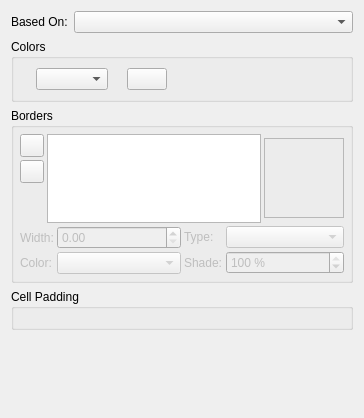
First picture: the form in scribus/ui/smcellstylewidget.ui, repository Mu-L/scribus, before the edit.
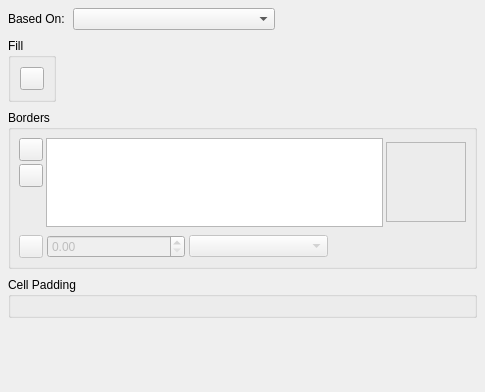
Second picture: the form after the edit. Custom widgets are drawn as their Qt base class.

Commit message: #17835: Table Style editor UI suggestions, including a new "sticky" mode for the color button that anchors the color picker to the button <nitramr>

```diff
--- a/scribus/ui/smcellstylewidget.ui
+++ b/scribus/ui/smcellstylewidget.ui
@@ -6,11 +6,26 @@
    <rect>
     <x>0</x>
     <y>0</y>
-    <width>364</width>
-    <height>418</height>
+    <width>485</width>
+    <height>392</height>
    </rect>
   </property>
   <layout class="QVBoxLayout" name="verticalLayout_3">
+   <property name="spacing">
+    <number>8</number>
+   </property>
+   <property name="leftMargin">
+    <number>8</number>
+   </property>
+   <property name="topMargin">
+    <number>8</number>
+   </property>
+   <property name="rightMargin">
+    <number>8</number>
+   </property>
+   <property name="bottomMargin">
+    <number>8</number>
+   </property>
    <item>
     <layout class="QHBoxLayout" name="horizontalLayout_2">
      <item>
@@ -30,85 +45,57 @@
        </property>
       </widget>
      </item>
+     <item>
+      <spacer name="horizontalSpacer_4">
+       <property name="orientation">
+        <enum>Qt::Orientation::Horizontal</enum>
+       </property>
+       <property name="sizeHint" stdset="0">
+        <size>
+         <width>0</width>
+         <height>0</height>
+        </size>
+       </property>
+      </spacer>
+     </item>
     </layout>
    </item>
+   <item>
+    <layout class="QHBoxLayout" name="horizontalLayout_8">
    <item>
     <widget class="QGroupBox" name="smColorGroup">
      <property name="title">
-      <string>Colors</string>
+        <string>Fill</string>
      </property>
      <layout class="QVBoxLayout" name="verticalLayout">
       <item>
        <layout class="QHBoxLayout" name="horizontalLayout">
         <item>
-         <widget class="QLabel" name="fillColorIcon">
-          <property name="minimumSize">
-           <size>
-            <width>0</width>
-            <height>0</height>
-           </size>
-          </property>
-          <property name="maximumSize">
-           <size>
-            <width>22</width>
-            <height>22</height>
-           </size>
-          </property>
+           <widget class="SMColorButton" name="buttonFillColor">
           <property name="text">
            <string/>
           </property>
-          <property name="buddy">
-           <cstring>fillColor</cstring>
-          </property>
-         </widget>
-        </item>
-        <item>
-         <widget class="SMColorCombo" name="fillColor">
-          <property name="toolTip">
-           <string>Fill Color</string>
-          </property>
-         </widget>
+           </widget>
+          </item>
+         </layout>
         </item>
-        <item>
-         <widget class="QLabel" name="fillShadeLabel">
-          <property name="minimumSize">
-           <size>
-            <width>0</width>
-            <height>0</height>
-           </size>
-          </property>
-          <property name="text">
-           <string/>
-          </property>
+       </layout>
          </widget>
         </item>
         <item>
-         <widget class="SMShadeButton" name="fillShade">
-          <property name="toolTip">
-           <string>Fill Shade</string>
-          </property>
-          <property name="text">
-           <string/>
-          </property>
-         </widget>
-        </item>
-        <item>
-         <spacer>
+      <spacer name="horizontalSpacer">
           <property name="orientation">
            <enum>Qt::Orientation::Horizontal</enum>
           </property>
           <property name="sizeHint" stdset="0">
            <size>
-            <width>40</width>
-            <height>20</height>
+         <width>0</width>
+         <height>0</height>
            </size>
           </property>
          </spacer>
         </item>
        </layout>
-      </item>
-     </layout>
-    </widget>
    </item>
    <item>
     <widget class="QGroupBox" name="bordersLayout">
@@ -117,19 +104,19 @@
      </property>
      <layout class="QVBoxLayout" name="verticalLayout_2">
       <property name="spacing">
-       <number>3</number>
+       <number>8</number>
       </property>
       <property name="leftMargin">
-       <number>6</number>
+       <number>8</number>
       </property>
       <property name="topMargin">
-       <number>6</number>
+       <number>8</number>
       </property>
       <property name="rightMargin">
-       <number>6</number>
+       <number>8</number>
       </property>
       <property name="bottomMargin">
-       <number>6</number>
+       <number>8</number>
       </property>
       <item>
        <layout class="QHBoxLayout" name="bordesLayout1">
@@ -177,7 +164,7 @@
             </property>
             <property name="sizeHint" stdset="0">
              <size>
-              <width>20</width>
+              <width>0</width>
               <height>40</height>
              </size>
             </property>
@@ -229,67 +216,45 @@
        </layout>
       </item>
       <item>
-       <layout class="QHBoxLayout" name="bordersLayout2" stretch="0,0">
+       <layout class="QHBoxLayout" name="horizontalLayout_5">
         <property name="spacing">
-         <number>3</number>
+         <number>4</number>
         </property>
         <item>
-         <layout class="QFormLayout" name="bordersLayout2_1">
-          <property name="fieldGrowthPolicy">
-           <enum>QFormLayout::FieldGrowthPolicy::ExpandingFieldsGrow</enum>
-          </property>
-          <property name="horizontalSpacing">
-           <number>3</number>
-          </property>
-          <property name="verticalSpacing">
-           <number>3</number>
-          </property>
-          <item row="0" column="0">
-           <widget class="QLabel" name="borderLineWidthLabel">
+         <widget class="SMColorButton" name="buttonLineColor">
             <property name="enabled">
              <bool>false</bool>
             </property>
             <property name="text">
-             <string>Width:</string>
-            </property>
-            <property name="buddy">
-             <cstring>borderLineWidth</cstring>
-            </property>
-           </widget>
-          </item>
-          <item row="1" column="0">
-           <widget class="QLabel" name="borderLineColorLabel">
-            <property name="enabled">
-             <bool>false</bool>
-            </property>
-            <property name="text">
-             <string>Color:</string>
-            </property>
-            <property name="buddy">
-             <cstring>borderLineColor</cstring>
-            </property>
-           </widget>
-          </item>
-          <item row="1" column="1">
-           <widget class="ColorCombo" name="borderLineColor">
-            <property name="enabled">
-             <bool>false</bool>
-            </property>
+           <string/>
+          </property>
+         </widget>
+        </item>
+        <item>
+         <widget class="FormWidget" name="borderLineWidthLabel">
             <property name="sizePolicy">
-             <sizepolicy hsizetype="MinimumExpanding" vsizetype="Fixed">
+           <sizepolicy hsizetype="Preferred" vsizetype="Minimum">
               <horstretch>0</horstretch>
               <verstretch>0</verstretch>
              </sizepolicy>
             </property>
-            <property name="minimumSize">
-             <size>
-              <width>100</width>
-              <height>0</height>
-             </size>
-            </property>
-           </widget>
-          </item>
-          <item row="0" column="1">
+          <property name="label" stdset="0">
+           <string>Width</string>
+          </property>
+          <layout class="QHBoxLayout" name="horizontalLayout_6">
+           <property name="leftMargin">
+            <number>0</number>
+           </property>
+           <property name="topMargin">
+            <number>0</number>
+           </property>
+           <property name="rightMargin">
+            <number>0</number>
+           </property>
+           <property name="bottomMargin">
+            <number>0</number>
+           </property>
+           <item>
            <widget class="ScrSpinBox" name="borderLineWidth">
             <property name="enabled">
              <bool>false</bool>
@@ -309,29 +274,33 @@
            </widget>
           </item>
          </layout>
-        </item>
-        <item>
-         <layout class="QFormLayout" name="bordersLayout2_2">
-          <property name="horizontalSpacing">
-           <number>3</number>
-          </property>
-          <property name="verticalSpacing">
-           <number>3</number>
-          </property>
-          <item row="0" column="0">
-           <widget class="QLabel" name="borderLineStyleLabel">
-            <property name="enabled">
-             <bool>false</bool>
-            </property>
-            <property name="text">
-             <string>Type:</string>
-            </property>
-            <property name="buddy">
-             <cstring>borderLineStyle</cstring>
-            </property>
-           </widget>
-          </item>
-          <item row="0" column="1">
+         </widget>
+        </item>
+        <item>
+         <widget class="FormWidget" name="borderLineStyleLabel">
+          <property name="sizePolicy">
+           <sizepolicy hsizetype="Preferred" vsizetype="Minimum">
+            <horstretch>0</horstretch>
+            <verstretch>0</verstretch>
+           </sizepolicy>
+          </property>
+          <property name="label" stdset="0">
+           <string>Type</string>
+          </property>
+          <layout class="QHBoxLayout" name="horizontalLayout_7">
+           <property name="leftMargin">
+            <number>0</number>
+           </property>
+           <property name="topMargin">
+            <number>0</number>
+           </property>
+           <property name="rightMargin">
+            <number>0</number>
+           </property>
+           <property name="bottomMargin">
+            <number>0</number>
+           </property>
+           <item>
            <widget class="LineCombo" name="borderLineStyle">
             <property name="enabled">
              <bool>false</bool>
@@ -350,51 +319,21 @@
             </property>
            </widget>
           </item>
-          <item row="1" column="0">
-           <widget class="QLabel" name="borderLineShadeLabel">
-            <property name="enabled">
-             <bool>false</bool>
-            </property>
-            <property name="text">
-             <string>Shade:</string>
-            </property>
-            <property name="buddy">
-             <cstring>borderLineShade</cstring>
-            </property>
-           </widget>
-          </item>
-          <item row="1" column="1">
-           <widget class="ScrSpinBox" name="borderLineShade">
-            <property name="enabled">
-             <bool>false</bool>
-            </property>
-            <property name="sizePolicy">
-             <sizepolicy hsizetype="MinimumExpanding" vsizetype="Fixed">
-              <horstretch>0</horstretch>
-              <verstretch>0</verstretch>
-             </sizepolicy>
-            </property>
-            <property name="minimumSize">
+          </layout>
+         </widget>
+        </item>
+        <item>
+         <spacer name="horizontalSpacer_3">
+          <property name="orientation">
+           <enum>Qt::Orientation::Horizontal</enum>
+          </property>
+          <property name="sizeHint" stdset="0">
              <size>
-              <width>100</width>
+            <width>0</width>
               <height>0</height>
              </size>
             </property>
-            <property name="suffix">
-             <string> %</string>
-            </property>
-            <property name="decimals">
-             <number>0</number>
-            </property>
-            <property name="maximum">
-             <double>100.000000000000000</double>
-            </property>
-            <property name="value">
-             <double>100.000000000000000</double>
-            </property>
-           </widget>
-          </item>
-         </layout>
+         </spacer>
         </item>
        </layout>
       </item>
@@ -443,7 +382,7 @@
      </property>
      <property name="sizeHint" stdset="0">
       <size>
-       <width>20</width>
+       <width>0</width>
        <height>0</height>
       </size>
      </property>
@@ -452,6 +391,12 @@
   </layout>
  </widget>
  <customwidgets>
+  <customwidget>
+   <class>FormWidget</class>
+   <extends>QWidget</extends>
+   <header>ui/widgets/form_widget.h</header>
+   <container>1</container>
+  </customwidget>
   <customwidget>
    <class>ScrSpinBox</class>
    <extends>QDoubleSpinBox</extends>
@@ -469,9 +414,9 @@
    <container>1</container>
   </customwidget>
   <customwidget>
-   <class>ColorCombo</class>
-   <extends>QComboBox</extends>
-   <header>ui/colorcombo.h</header>
+   <class>SMColorButton</class>
+   <extends>QToolButton</extends>
+   <header>ui/smcolorbutton.h</header>
   </customwidget>
   <customwidget>
    <class>NewMarginWidget</class>
@@ -479,16 +424,6 @@
    <header>ui/newmarginwidget.h</header>
    <container>1</container>
   </customwidget>
-  <customwidget>
-   <class>SMColorCombo</class>
-   <extends>QComboBox</extends>
-   <header>ui/smcolorcombo.h</header>
-  </customwidget>
-  <customwidget>
-   <class>SMShadeButton</class>
-   <extends>QPushButton</extends>
-   <header>ui/smshadebutton.h</header>
-  </customwidget>
  </customwidgets>
  <resources/>
  <connections/>
```
Lines whose indentation alone changed are shown as unchanged. The commit also changes 18 other files.
